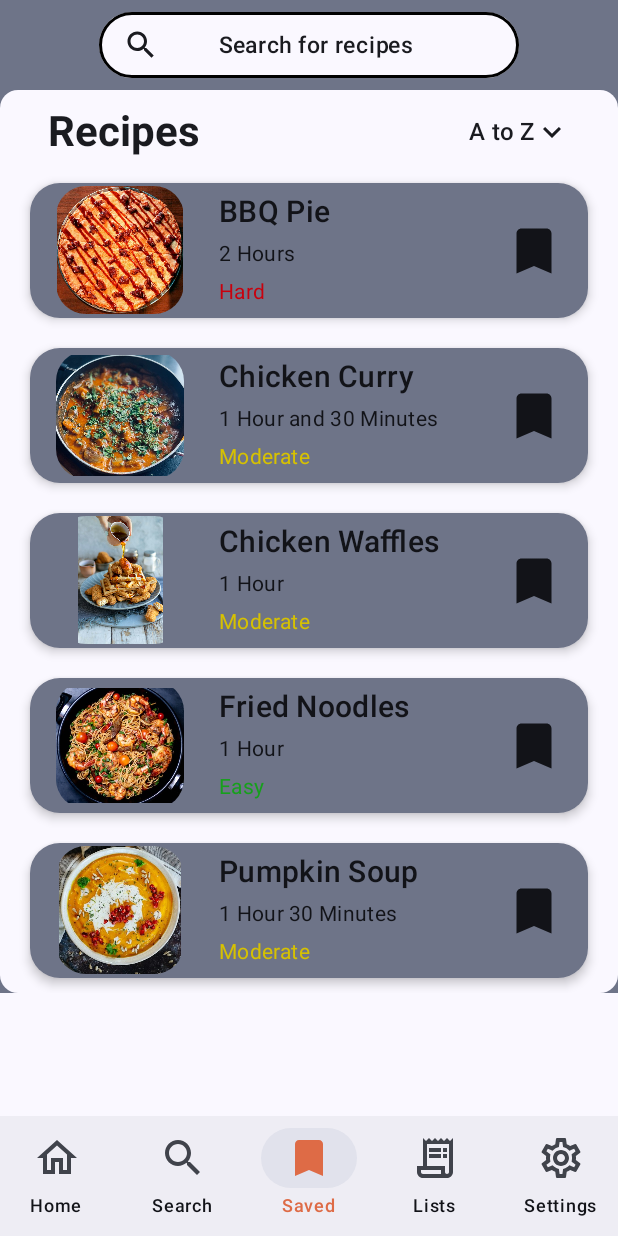
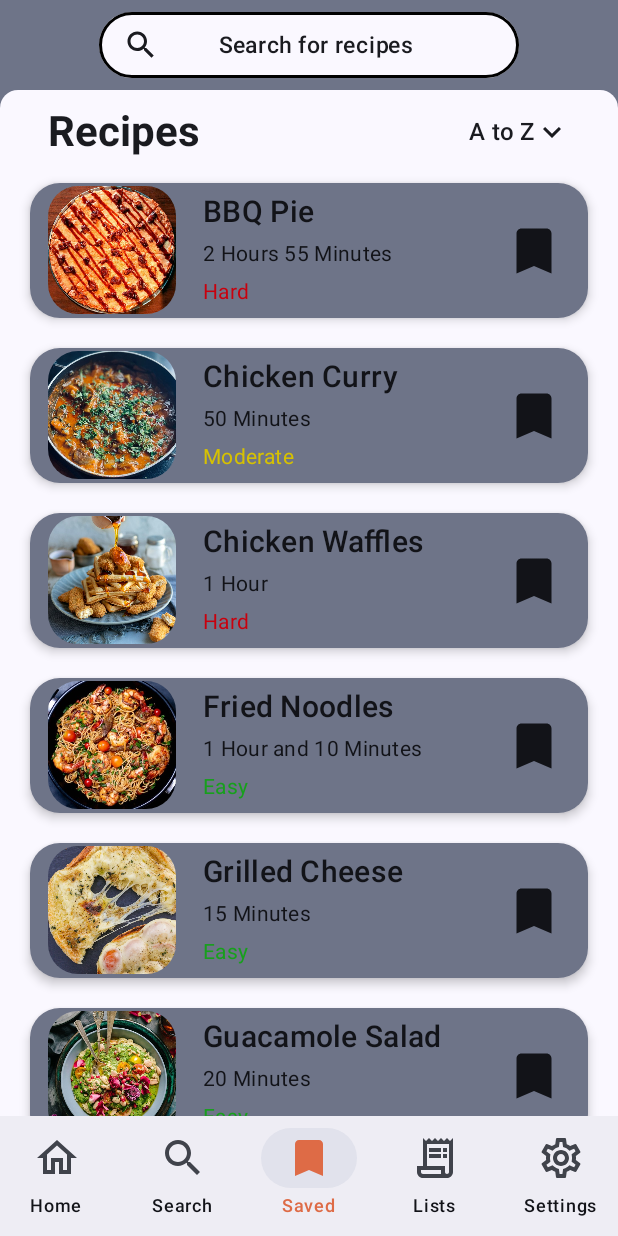
Before and after one commit to Jatinder-Sohal/FinalYearProject-HCI, an Android app built with Jetpack Compose: the screen it shows after launch (MainActivity), item 3 of the bottom bar chosen, on a phone screen of 412 x 824 dp. Run offline under Robolectric (Android 15) with nearby library versions, the phone set to English and light mode, and no system bars.

Commit message:
Clipped images so they are all the same size and added some more dishes to recipies. Changed how quickest and slowest are found using ID instead of length of time text.

```diff
--- a/cooking_companion/app/src/main/java/com/example/cooking_companion/data/DataSource.kt
+++ b/cooking_companion/app/src/main/java/com/example/cooking_companion/data/DataSource.kt
@@ -23,12 +23,14 @@ object DataSource {
         Recipe("Chicken Waffles", R.drawable.chickenwaffles_dishes),
     )
     val bookmarkedRecipes = listOf(
-        Bookmark(0, "BBQ Pie", R.drawable.bbqpie_dishes, "2 Hours", "Hard"),
-        Bookmark(1,"Chicken Curry", R.drawable.chickencurry_dishes, "1 Hour and 30 Minutes", "Moderate"),
-        Bookmark(2,"Chicken Waffles", R.drawable.chickenwaffles_dishes, "1 Hour", "Moderate"),
-        Bookmark(3,"Fried Noodles", R.drawable.noodles_dishes, "1 Hour", "Easy"),
-        Bookmark(4,"Pumpkin Soup", R.drawable.pumpkinsoup_dishes, "1 Hour 30 Minutes", "Moderate"),
-
-
+        Bookmark(8, "BBQ Pie", R.drawable.bbqpie_dishes, "2 Hours 55 Minutes", "Hard"),
+        Bookmark(3,"Chicken Curry", R.drawable.chickencurry_dishes, "50 Minutes", "Moderate"),
+        Bookmark(4,"Chicken Waffles", R.drawable.chickenwaffles_dishes, "1 Hour", "Hard"),
+        Bookmark(5,"Fried Noodles", R.drawable.noodles_dishes, "1 Hour and 10 Minutes", "Easy"),
+        Bookmark(0,"Grilled Cheese", R.drawable.grilledcheese_dishes, "15 Minutes", "Easy"),
+        Bookmark(1,"Guacamole Salad", R.drawable.guacamolesalad_dishes, "20 Minutes", "Easy"),
+        Bookmark(7,"Oreo Sundae", R.drawable.oreosunday_dishes, "2 Hours", "Moderate"),
+        Bookmark(2,"Pumpkin Soup", R.drawable.pumpkinsoup_dishes, "45 Minutes", "Moderate"),
+        Bookmark(6,"Raspberry Cake", R.drawable.raspberrycake_dishes, "1 Hour 55 Minutes", "Hard"),
     )
 }
--- a/cooking_companion/app/src/main/java/com/example/cooking_companion/ui/components/SavedRecipeCard.kt
+++ b/cooking_companion/app/src/main/java/com/example/cooking_companion/ui/components/SavedRecipeCard.kt
@@ -26,6 +26,7 @@ import androidx.compose.ui.Alignment
 import androidx.compose.ui.Modifier
 import androidx.compose.ui.draw.clip
 import androidx.compose.ui.graphics.Color
+import androidx.compose.ui.layout.ContentScale
 import androidx.compose.ui.res.painterResource
 import androidx.compose.ui.unit.dp
 import androidx.compose.ui.unit.sp
@@ -56,9 +57,10 @@ fun SavedRecipeCard(bookmark: Bookmark,onBookmarkClick: () -> Unit, modifier: Mo
                 painter = painterResource(id = bookmark.foodImage),
                 contentDescription = bookmark.title,
                 modifier = modifier
-                    .padding(horizontal = 15.dp)
+                    .padding(horizontal = 10.dp)
                     .size(85.dp)
-                    .clip(RoundedCornerShape(20.dp))
+                    .clip(RoundedCornerShape(20.dp)),
+                contentScale = ContentScale.Crop
             )
             Column(
                 verticalArrangement = Arrangement.SpaceEvenly,
--- a/cooking_companion/app/src/main/java/com/example/cooking_companion/ui/pages/CompanionSavedScreen.kt
+++ b/cooking_companion/app/src/main/java/com/example/cooking_companion/ui/pages/CompanionSavedScreen.kt
@@ -144,8 +144,8 @@ fun filterRecipes(filterOption: String, recipes: List<Bookmark>): List<Bookmark>
     return when (filterOption) {
         "Difficulty" -> recipes.sortedBy { recipe ->
             difficultyOrder.indexOf(recipe.difficulty)}
-        "Quickest" -> recipes.sortedBy { it.cookingTime }
-        "Longest" -> recipes.sortedByDescending { it.cookingTime }
+        "Quickest" -> recipes.sortedBy { it.id }
+        "Longest" -> recipes.sortedByDescending { it.id }
         else -> recipes
     }
 }
```
Also changed, not shown: cooking_companion/app/src/main/res/drawable/guacamolesalad_dishes.jpg (added), cooking_companion/app/src/main/res/drawable/oreosunday_dishes.jpg (added), cooking_companion/app/src/main/res/drawable/raspberrycake_dishes.jpg (added).
